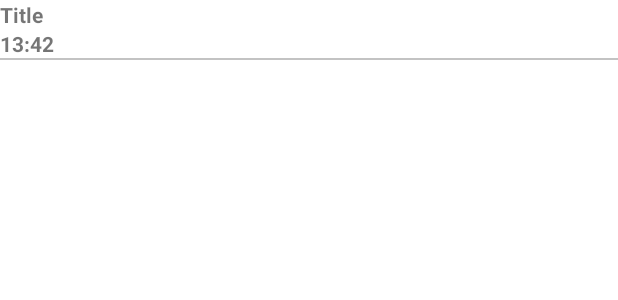
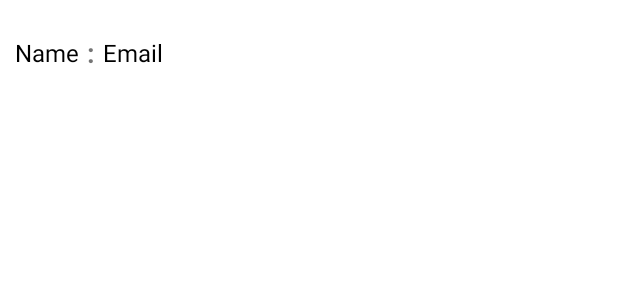
Before and after one commit to alrydb/VaderApp, an Android app: the layout forecast_item.xml on its own in the app's theme, with its tools: preview values and no code run, on a phone screen of 412 x 824 dp. Shown: the top 300 px of the screen. Run offline under Robolectric (Android 15) with nearby library versions, the phone set to English and light mode, and no system bars.

```diff
--- a/app/src/main/java/com/alrydb/vderapp/main/data/network/WeatherService.kt
+++ b/app/src/main/java/com/alrydb/vderapp/main/data/network/WeatherService.kt
@@ -27,5 +27,6 @@ interface WeatherService {
         @Query("units") units: String?,
         @Query("appid") appid : String?,
         @Query("lang") lang : String?,
+        @Query("cnt") cnt : Int,
     ) : Call<DailyForecast> // Returnera ett DailyForecast GSON-objekt
 }
--- a/app/src/main/java/com/alrydb/vderapp/main/data/repo/DailyForecastRepository.kt
+++ b/app/src/main/java/com/alrydb/vderapp/main/data/repo/DailyForecastRepository.kt
@@ -11,7 +11,7 @@ class DailyForecastRepository {
     fun getDailyForecast(lat : Double, lon : Double): Call<DailyForecast> {
 
         Log.i("response", "GETFORECAST CALLED FROM REPO")
-        return RetrofitInstance.weatherApi.getDailyForecast(lat, lon, Constants.METRIC_UNIT, Constants.APP_ID, Constants.LANG)
+        return RetrofitInstance.weatherApi.getDailyForecast(lat, lon, Constants.METRIC_UNIT, Constants.APP_ID, Constants.LANG, Constants.FORECAST_COUNT)
 
     }
 
--- a/app/src/main/java/com/alrydb/vderapp/main/utils/Constants.kt
+++ b/app/src/main/java/com/alrydb/vderapp/main/utils/Constants.kt
@@ -15,6 +15,8 @@ object Constants{
     const val BASE_URL : String = "https://api.openweathermap.org/data/"
     // Språk för beskrivning av väder och namn på städer
     const val LANG: String = "se"
+    // Antalet dagsprognoser som ska hämtas
+    const val FORECAST_COUNT = 10
 
     const val METRIC_UNIT : String = "metric"
 
--- a/app/src/main/res/layout/forecast_item.xml
+++ b/app/src/main/res/layout/forecast_item.xml
@@ -1,42 +1,54 @@
 <?xml version="1.0" encoding="utf-8"?>
-<androidx.constraintlayout.widget.ConstraintLayout xmlns:android="http://schemas.android.com/apk/res/android"
+<LinearLayout xmlns:android="http://schemas.android.com/apk/res/android"
+    xmlns:tools="http://schemas.android.com/tools"
+    android:id="@+id/llMain"
     android:layout_width="match_parent"
-    android:layout_height="match_parent"
-    xmlns:app="http://schemas.android.com/apk/res-auto"
-    xmlns:tools="http://schemas.android.com/tools">
-
-
+    android:layout_height="wrap_content"
+    android:gravity="center_vertical"
+    android:orientation="horizontal"
+    android:padding="10dp">
 
     <TextView
-        android:id="@+id/date_tv"
+        android:id="@+id/tv_date"
         android:layout_width="wrap_content"
         android:layout_height="wrap_content"
-        android:textStyle="bold"
-        app:layout_constraintStart_toStartOf="parent"
-        app:layout_constraintTop_toTopOf="parent"
-        tools:text="Title"></TextView>
+        android:textColor="@android:color/black"
+        android:textSize="16sp"
+        tools:text="Name" />
 
     <TextView
-        android:id="@+id/icon_forecast"
         android:layout_width="wrap_content"
         android:layout_height="wrap_content"
+        android:layout_marginStart="5dp"
+        android:layout_marginEnd="5dp"
+        android:textSize="18sp"
         android:textStyle="bold"
-        app:layout_constraintStart_toStartOf="parent"
-        app:layout_constraintTop_toBottomOf="@+id/date_tv"
-        tools:text="13:42"></TextView>
+        tools:text=":" />
 
-    <View
-        android:layout_width="match_parent"
-        android:layout_height="1dp"
-        android:background="#c3c3c3"
-        app:layout_constraintTop_toBottomOf="@+id/icon_forecast"
+    <TextView
+        android:id="@+id/tv_tv_temp"
+        android:layout_width="0dp"
+        android:layout_height="wrap_content"
+        android:layout_weight="1"
+        android:textColor="@android:color/black"
+        android:textSize="16sp"
+        tools:text="Email" />
 
-        ></View>
+    <ImageView
+        android:id="@+id/ivEdit"
+        android:layout_width="50dp"
+        android:layout_height="50dp"
+        android:contentDescription="image"
+        android:foreground="?attr/selectableItemBackgroundBorderless"
+        android:scaleType="center"
+         />
 
-
-
-
-
-
-
-</androidx.constraintlayout.widget.ConstraintLayout>
+    <ImageView
+        android:id="@+id/ivDelete"
+        android:layout_width="50dp"
+        android:layout_height="50dp"
+        android:contentDescription="image"
+        android:foreground="?attr/selectableItemBackgroundBorderless"
+        android:scaleType="center"
+         />
+</LinearLayout>
```
Also changed, not shown: app/src/main/java/com/alrydb/vderapp/main/view/DailyForecastAdapter.kt (+12 -8 lines), app/src/main/java/com/alrydb/vderapp/main/view/MainActivity.kt (+9 -9 lines), app/src/main/res/layout/activity_main.xml (+7 -3 lines).
